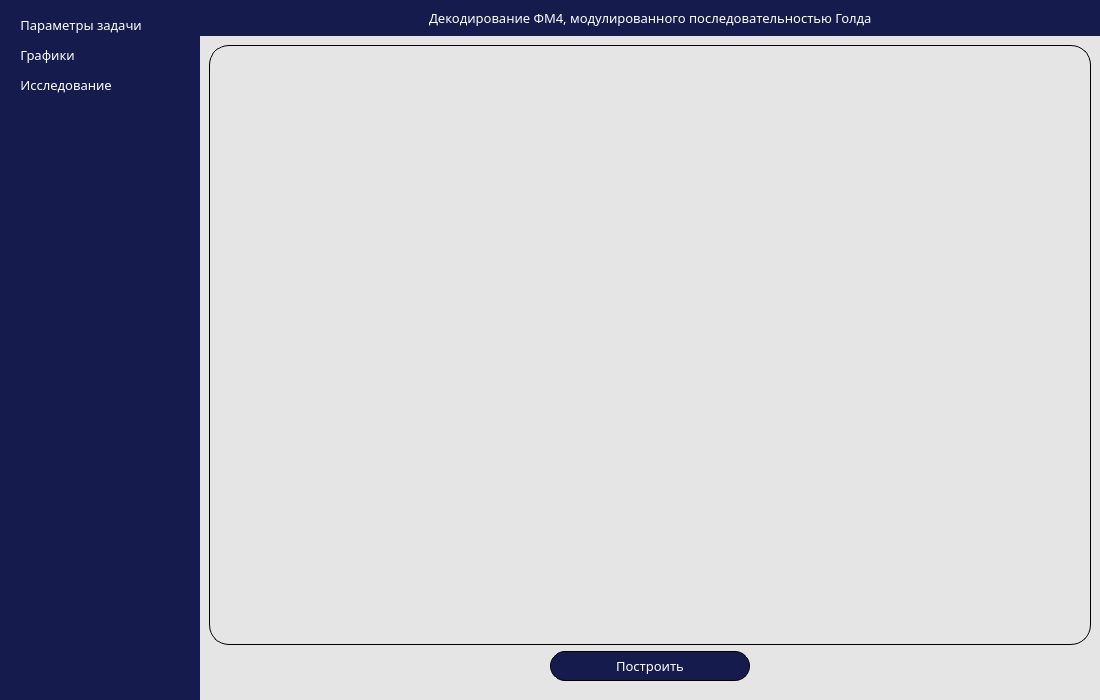
This is ui/main.ui in nmikolaychuk/gold-code-modulation as Qt 5 draws it before an edit. The edited form follows.
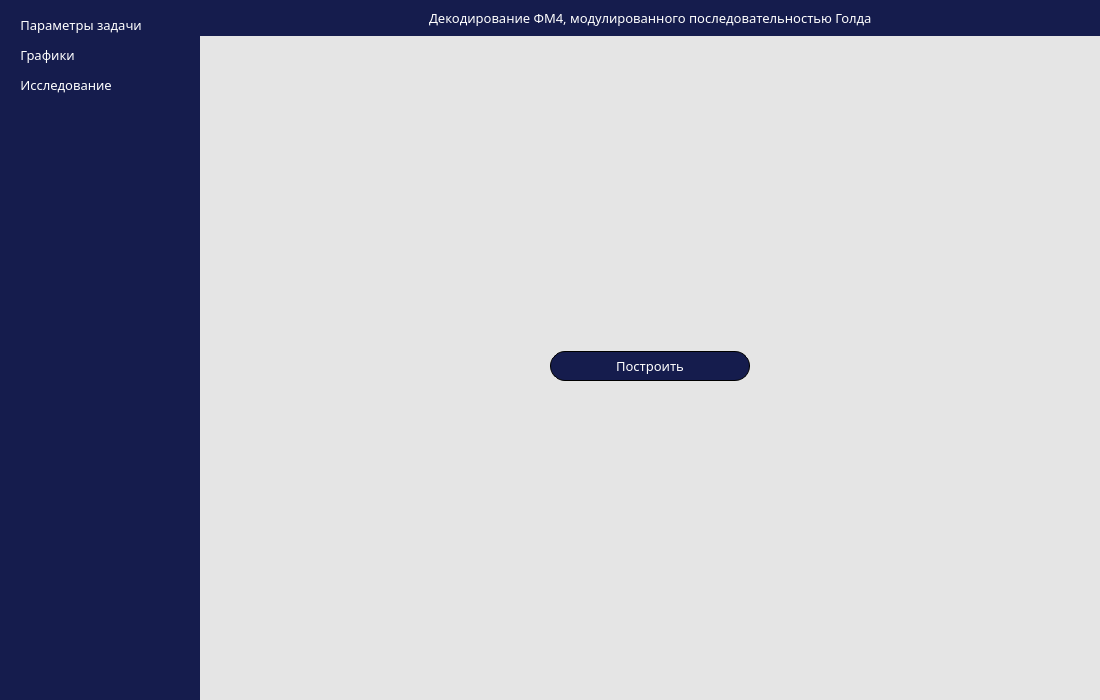
This is the edited form. The open tabs and pages were chosen to show the change. Icons and pictures are not drawn.

Commit message:
Реализована логика работы интерфейса
* Инициализированы используемые графики;
* Добавлены значения по умолчанию;
* Добавлены вспомогательные классы;
* Реализована базовая логика работы программы.

```diff
--- a/ui/main.ui
+++ b/ui/main.ui
@@ -917,9 +917,14 @@
                   <verstretch>0</verstretch>
                  </sizepolicy>
                 </property>
+                <property name="maximumSize">
+                 <size>
+                  <width>16777215</width>
+                  <height>580</height>
+                 </size>
+                </property>
                 <property name="styleSheet">
-                 <string notr="true">border: 1px solid black;
-border-radius: 20px;</string>
+                 <string notr="true"/>
                 </property>
                 <property name="frameShape">
                  <enum>QFrame::StyledPanel</enum>
@@ -931,6 +936,9 @@
                  <property name="spacing">
                   <number>0</number>
                  </property>
+                 <property name="sizeConstraint">
+                  <enum>QLayout::SetMaximumSize</enum>
+                 </property>
                  <property name="leftMargin">
                   <number>0</number>
                  </property>
@@ -955,6 +963,18 @@
               </item>
               <item>
                <widget class="QFrame" name="button_frame">
+                <property name="sizePolicy">
+                 <sizepolicy hsizetype="Preferred" vsizetype="Minimum">
+                  <horstretch>0</horstretch>
+                  <verstretch>0</verstretch>
+                 </sizepolicy>
+                </property>
+                <property name="minimumSize">
+                 <size>
+                  <width>0</width>
+                  <height>30</height>
+                 </size>
+                </property>
                 <property name="styleSheet">
                  <string notr="true"/>
                 </property>
@@ -983,7 +1003,7 @@
                  <item alignment="Qt::AlignHCenter">
                   <widget class="QPushButton" name="draw_button">
                    <property name="sizePolicy">
-                    <sizepolicy hsizetype="Minimum" vsizetype="Preferred">
+                    <sizepolicy hsizetype="Minimum" vsizetype="Fixed">
                      <horstretch>0</horstretch>
                      <verstretch>0</verstretch>
                     </sizepolicy>
```
Left out of the diff: 5 changed lines with no effect on the pictures. The commit also changes 7 other files.
